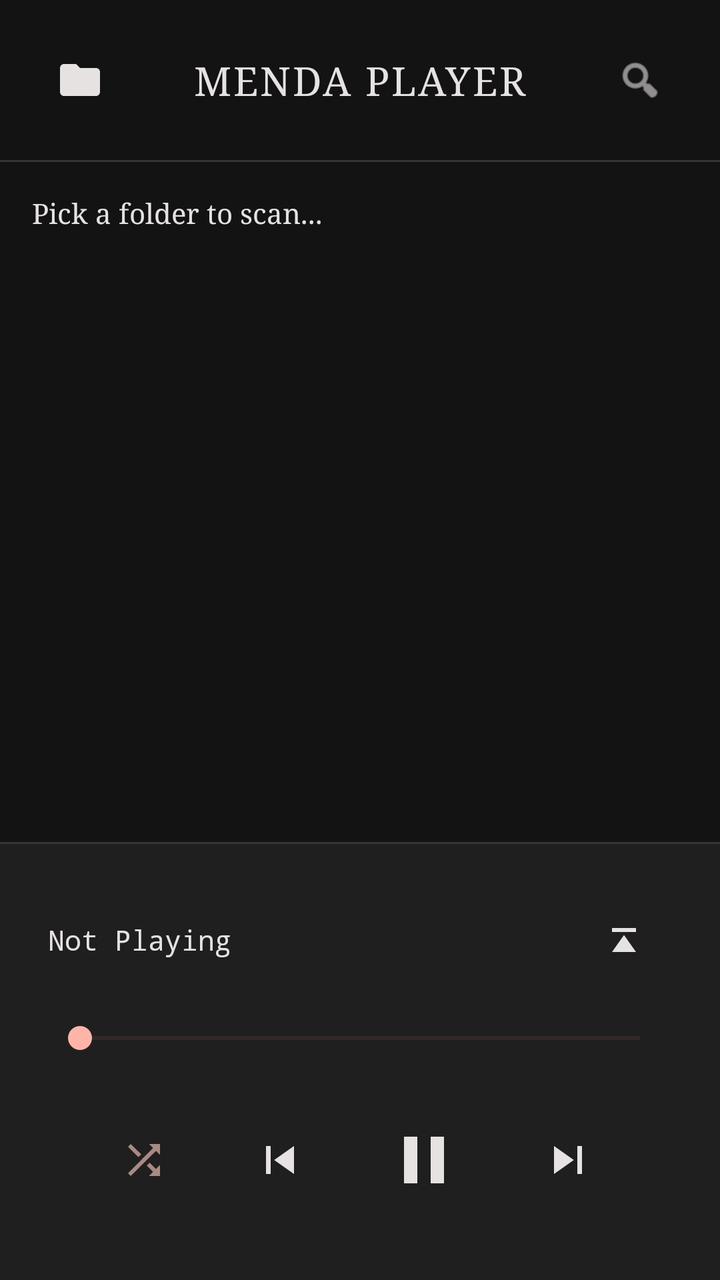
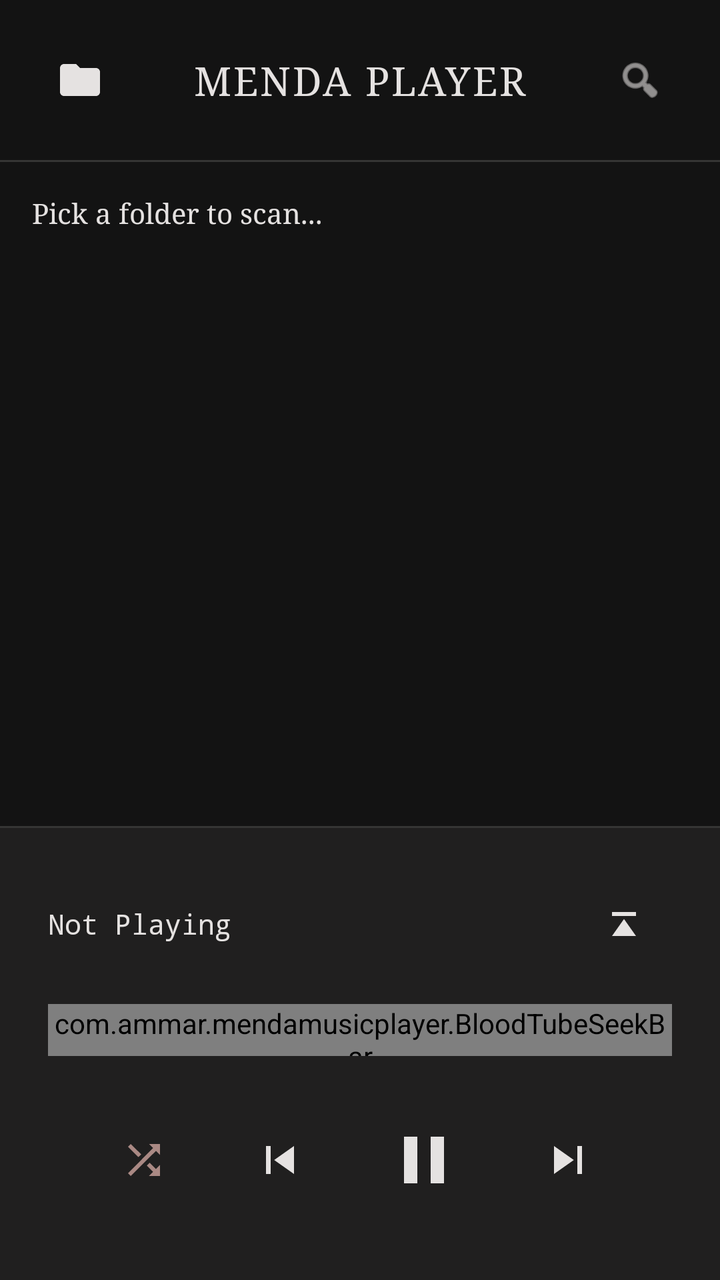

Before-and-after screenshots of an Android layout around one commit, followed by the original layout XML and the change that was made.
<!-- AndroidManifest.xml: application theme Theme.MendaMusicPlayer -->
<!-- res/layout/activity_main.xml -->
<?xml version="1.0" encoding="utf-8" ?>
<LinearLayout
    xmlns:android="http://schemas.android.com/apk/res/android"
    android:layout_width="match_parent"
    android:layout_height="match_parent"
    android:orientation="vertical"
    android:background="@color/background"
>

    <RelativeLayout
        android:id="@+id/defaultTopBar"
        android:layout_width="match_parent"
        android:layout_height="wrap_content"
        android:padding="16dp">

        <ImageButton
            android:id="@+id/btnFolder"
            android:layout_width="48dp"
            android:layout_height="48dp"
            android:layout_alignParentStart="true"
            android:layout_centerVertical="true"
            android:background="?android:attr/selectableItemBackgroundBorderless"
            android:padding="12dp"
            android:scaleType="fitCenter"
            android:src="@drawable/ic_folder_vec"
            android:tint="@color/onBackground" />

        <TextView
            android:layout_width="wrap_content"
            android:layout_height="wrap_content"
            android:layout_centerInParent="true"
            android:gravity="center"
            android:text="MENDA PLAYER"
            android:textColor="@color/onBackground"
            android:textSize="20sp"
            android:fontFamily="serif"
            android:letterSpacing="0.05" />

        <ImageButton
            android:id="@+id/btnSearch"
            android:layout_width="48dp"
            android:layout_height="48dp"
            android:layout_alignParentEnd="true"
            android:layout_centerVertical="true"
            android:background="?android:attr/selectableItemBackgroundBorderless"
            android:padding="12dp"
            android:scaleType="fitCenter"
            android:src="@android:drawable/ic_menu_search"
            android:tint="@color/onBackground" />
    </RelativeLayout>

    <RelativeLayout
        android:id="@+id/searchTopBar"
        android:layout_width="match_parent"
        android:layout_height="wrap_content"
        android:padding="16dp"
        android:visibility="gone">

        <ImageButton
            android:id="@+id/btnSearchClose"
            android:layout_width="48dp"
            android:layout_height="48dp"
            android:layout_alignParentStart="true"
            android:layout_centerVertical="true"
            android:background="?android:attr/selectableItemBackgroundBorderless"
            android:padding="12dp"
            android:scaleType="fitCenter"
            android:src="@drawable/ic_prev_vec" 
            android:tint="@color/onBackground" />

        <EditText
            android:id="@+id/etSearchInput"
            android:layout_width="match_parent"
            android:layout_height="wrap_content"
            android:layout_centerVertical="true"
            android:layout_toEndOf="@id/btnSearchClose"
            android:background="@null"
            android:hint="Search songs..."
            android:paddingStart="16dp"
            android:paddingEnd="16dp"
            android:textColor="@color/onBackground"
            android:textColorHint="@color/outline"
            android:textSize="18sp"
            android:maxLines="1"
            android:inputType="textNoSuggestions"
            android:imeOptions="actionSearch" />
    </RelativeLayout>

    <View
        android:layout_width="match_parent"
        android:layout_height="1dp"
        android:background="@color/divider" />

    <FrameLayout
        android:layout_width="match_parent"
        android:layout_height="0dp"
        android:layout_weight="1"
    >

        <LinearLayout
            android:id="@+id/viewAllMusic"
            android:layout_width="match_parent"
            android:layout_height="match_parent"
            android:orientation="vertical"
        >

            <TextView
                android:id="@+id/statusText"
                android:layout_width="match_parent"
                android:layout_height="wrap_content"
                android:padding="16dp"
                android:text="Pick a folder to scan..."
                android:textColor="@color/onSurface"
                android:fontFamily="serif"
            />

            <ListView
                android:id="@+id/musicList"
                android:layout_width="match_parent"
                android:layout_height="match_parent"
                android:divider="@color/divider"
                android:dividerHeight="1dp"
            />
        </LinearLayout>

        <LinearLayout
            android:id="@+id/viewPlaylist"
            android:layout_width="match_parent"
            android:layout_height="match_parent"
            android:orientation="vertical"
            android:visibility="gone"
            android:background="@color/background"
        > 
            <TextView
                android:layout_width="match_parent"
                android:layout_height="wrap_content"
                android:padding="12dp"
                android:text="UP NEXT"
                android:textColor="@color/onSurface"
                android:textSize="14sp"
                android:fontFamily="serif"
                android:letterSpacing="0.05"
                android:background="@color/surfaceContainer"
            />

            <ImageView
                android:id="@+id/imgAlbumArt"
                android:layout_width="200dp"
                android:layout_height="200dp"
                android:layout_gravity="center_horizontal"
                android:layout_marginTop="24dp"
                android:layout_marginBottom="24dp"
                android:scaleType="fitCenter"
                android:src="@drawable/ic_album_placeholder_vec"
                android:elevation="4dp" />

            <ListView
                android:id="@+id/playlistList"
                android:layout_width="match_parent"
                android:layout_height="0dp"
                android:layout_weight="1"
                android:divider="@color/divider"
                android:dividerHeight="1dp"
            />
        </LinearLayout>
    </FrameLayout>

    <View
        android:id="@+id/bottomDivider"
        android:layout_width="match_parent"
        android:layout_height="1dp"
        android:background="@color/divider" />

    <LinearLayout
        android:id="@+id/bottomPlayerBar"
        android:layout_width="match_parent"
        android:layout_height="wrap_content"
        android:orientation="vertical"
        android:padding="24dp"
        android:background="@color/surfaceContainer"
    >

        <LinearLayout
            android:layout_width="match_parent"
            android:layout_height="wrap_content"
            android:orientation="horizontal"
            android:gravity="center_vertical"
        >

            <TextView
                android:id="@+id/nowPlayingText"
                android:layout_width="0dp"
                android:layout_height="wrap_content"
                android:layout_weight="1"
                android:text="Not Playing"
                android:textColor="@color/onSurface"
                android:fontFamily="monospace"
                android:textSize="14sp"
                android:maxLines="1"
                android:ellipsize="end"
            />

            <ImageButton
                android:id="@+id/btnTogglePlaylist"
                android:layout_width="48dp"
                android:layout_height="48dp"
                android:src="@drawable/ic_next_vec"
                android:rotation="-90"
                android:background="?android:attr/selectableItemBackgroundBorderless"
                android:padding="12dp"
                android:scaleType="fitCenter"
                android:tint="@color/onBackground"
            />
        </LinearLayout>

        <SeekBar
            android:id="@+id/seekBar"
            android:layout_width="match_parent"
            android:layout_height="wrap_content"
            android:layout_marginTop="16dp"
            android:layout_marginBottom="16dp"
            android:progressBackgroundTint="@color/outlineVariant"
            android:progressTint="@color/primary"
            android:thumbTint="@color/primary"
        />

        <LinearLayout
            android:layout_width="match_parent"
            android:layout_height="wrap_content"
            android:orientation="horizontal"
            android:gravity="center"
        >

            <ImageButton
                android:id="@+id/btnShuffle"
                android:layout_width="48dp"
                android:layout_height="48dp"
                android:src="@drawable/ic_shuffle_vec"
                android:scaleType="fitCenter"
                android:padding="12dp"
                android:background="?android:attr/selectableItemBackgroundBorderless"
                android:layout_marginEnd="16dp"
                android:tint="@color/outline"
            />

            <ImageButton
                android:id="@+id/btnPrev"
                android:layout_width="56dp"
                android:layout_height="56dp"
                android:src="@drawable/ic_prev_vec"
                android:scaleType="fitCenter"
                android:padding="14dp"
                android:background="?android:attr/selectableItemBackgroundBorderless"
                android:tint="@color/onBackground"
            />

            <ImageButton
                android:id="@+id/btnPlayPause"
                android:layout_width="72dp"
                android:layout_height="72dp"
                android:src="@drawable/ic_pause_vec"
                android:scaleType="fitCenter"
                android:padding="16dp"
                android:background="?android:attr/selectableItemBackgroundBorderless"
                android:layout_marginStart="8dp"
                android:layout_marginEnd="8dp"
                android:tint="@color/onBackground"
            />

            <ImageButton
                android:id="@+id/btnNext"
                android:layout_width="56dp"
                android:layout_height="56dp"
                android:src="@drawable/ic_next_vec"
                android:scaleType="fitCenter"
                android:padding="14dp"
                android:background="?android:attr/selectableItemBackgroundBorderless"
                android:tint="@color/onBackground"
            />
        </LinearLayout>
    </LinearLayout>
</LinearLayout>
<!-- resources referenced by this layout -->
<resources>
  <color name="background">#131313</color>
  <color name="divider">#353534</color>
  <color name="onBackground">#e5e2e1</color>
  <color name="onSurface">#e5e2e1</color>
  <color name="outline">#aa8984</color>
  <color name="outlineVariant">#5a403c</color>
  <color name="primary">#ffb4a8</color>
  <color name="surfaceContainer">#201f1f</color>
  <!-- drawable ic_album_placeholder_vec (drawable) -->
  <vector xmlns:android="http://schemas.android.com/apk/res/android"
      android:width="200dp"
      android:height="200dp"
      android:viewportWidth="24.0"
      android:viewportHeight="24.0">
      
      <path
          android:fillColor="#E0E0E0"
          android:pathData="M 0 0 h 24 v 24 h -24 Z" />
      
      
      <path
          android:fillColor="#9E9E9E"
          android:pathData="M12,3v10.55c-0.59-0.34-1.27-0.55-2-0.55c-2.21,0-4,1.79-4,4s1.79,4,4,4s4-1.79,4-4V7h4V3h-6z" />
  </vector>
  <!-- drawable ic_folder_vec (drawable) -->
  <vector xmlns:android="http://schemas.android.com/apk/res/android"
      android:width="24dp"
      android:height="24dp"
      android:viewportWidth="24"
      android:viewportHeight="24">
      <path
          android:fillColor="#FF333333"
          android:pathData="M10,4H4c-1.1,0 -1.99,0.9 -1.99,2L2,18c0,1.1 0.9,2 2,2h16c1.1,0 2,-0.9 2,-2V8c0,-1.1 -0.9,-2 -2,-2h-8l-2,-2z" />
  </vector>
  <!-- drawable ic_next_vec (drawable) -->
  <vector xmlns:android="http://schemas.android.com/apk/res/android"
      android:width="24dp"
      android:height="24dp"
      android:viewportWidth="24"
      android:viewportHeight="24">
      <path
          android:fillColor="#FF000000"
          android:pathData="M6,18l8.5,-6L6,6V18zM16,6v12h2V6H16z" />
  </vector>
  <!-- drawable ic_pause_vec (drawable) -->
  <vector xmlns:android="http://schemas.android.com/apk/res/android"
      android:width="24dp"
      android:height="24dp"
      android:viewportWidth="24"
      android:viewportHeight="24">
      <path
          android:fillColor="#FF000000"
          android:pathData="M6,19h4V5H6v14zM14,5v14h4V5h-4z" />
  </vector>
  <!-- drawable ic_prev_vec (drawable) -->
  <vector xmlns:android="http://schemas.android.com/apk/res/android"
      android:width="24dp"
      android:height="24dp"
      android:viewportWidth="24"
      android:viewportHeight="24">
      <path
          android:fillColor="#FF000000"
          android:pathData="M6,6h2v12H6V6zM9.5,12l8.5,6V6L9.5,12z" />
  </vector>
  <!-- drawable ic_shuffle_vec (drawable) -->
  <vector xmlns:android="http://schemas.android.com/apk/res/android"
      android:width="24dp"
      android:height="24dp"
      android:viewportWidth="24.0"
      android:viewportHeight="24.0">
      <path
          android:fillColor="#FF000000"
          android:pathData="M10.59,9.17L5.41,4L4,5.41l5.17,5.17L10.59,9.17zM14.5,4l2.04,2.04L4,18.59L5.41,20L17.96,7.46L20,9.5V4H14.5zM14.83,13.41l-1.41,1.41l3.13,3.13L14.5,20H20v-5.5l-2.04,2.04L14.83,13.41z"/>
  </vector>
  <style name="Theme.MendaMusicPlayer" parent="Theme.MaterialComponents.NoActionBar">
          
          <item name="colorPrimary">@color/primary</item>
          <item name="colorOnPrimary">@color/onPrimary</item>
          
          <item name="colorSecondary">@color/onBackground</item>
          <item name="colorOnSecondary">@color/background</item>
          
          <item name="android:statusBarColor">@color/background</item>
          <item name="android:windowLightStatusBar">false</item>
          
          <item name="android:windowBackground">@color/background</item>
          
          <item name="windowActionBar">false</item>
          <item name="windowNoTitle">true</item>
      </style>
  <color name="onPrimary">#690000</color>
</resources>

<!-- the commit's change to res/layout/activity_main.xml (unified diff, before → after) -->
@@ -213,15 +213,12 @@
             />
         </LinearLayout>
 
-        <SeekBar
+        <com.ammar.mendamusicplayer.BloodTubeSeekBar
             android:id="@+id/seekBar"
             android:layout_width="match_parent"
-            android:layout_height="wrap_content"
+            android:layout_height="26dp"
             android:layout_marginTop="16dp"
             android:layout_marginBottom="16dp"
-            android:progressBackgroundTint="@color/outlineVariant"
-            android:progressTint="@color/primary"
-            android:thumbTint="@color/primary"
         />
 
         <LinearLayout
<!-- resource entries referenced after the edit -->
@@ -5,7 +5,6 @@
   <color name="onBackground">#e5e2e1</color>
   <color name="onSurface">#e5e2e1</color>
   <color name="outline">#aa8984</color>
-  <color name="outlineVariant">#5a403c</color>
   <color name="primary">#ffb4a8</color>
   <color name="surfaceContainer">#201f1f</color>
   <!-- drawable ic_album_placeholder_vec (drawable) -->
